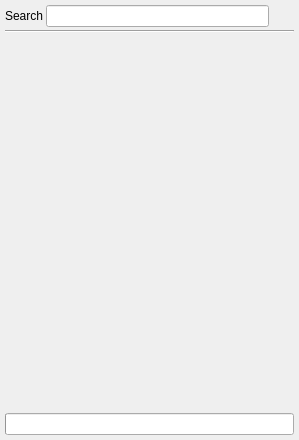
Qt form v2/branches/dev/qCtagsSense/src/qCtagsSenseBrowser.ui (testmana2/mks) before a commit.
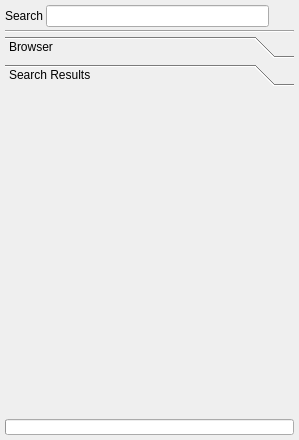
The same form after that commit. The open tabs and pages were chosen to show the change.

Commit message: Add support for class browser search

Diff of the .ui file:
```diff
--- a/v2/branches/dev/qCtagsSense/src/qCtagsSenseBrowser.ui
+++ b/v2/branches/dev/qCtagsSense/src/qCtagsSenseBrowser.ui
@@ -65,7 +65,31 @@
      </property>
     </widget>
    </item>
-   <item row="2" column="0" colspan="2">
+   <item row="2" column="0" colspan="3">
+    <widget class="QToolBox" name="tbPages">
+     <property name="currentIndex">
+      <number>0</number>
+     </property>
+     <widget class="QWidget" name="wFileName">
+      <property name="geometry">
+       <rect>
+        <x>0</x>
+        <y>0</y>
+        <width>279</width>
+        <height>313</height>
+       </rect>
+      </property>
+      <attribute name="label">
+       <string>Browser</string>
+      </attribute>
+      <layout class="QVBoxLayout" name="verticalLayout_2">
+       <property name="spacing">
+        <number>3</number>
+       </property>
+       <property name="margin">
+        <number>0</number>
+       </property>
+       <item>
     <widget class="QTreeView" name="tvMembers">
      <property name="palette">
       <palette>
@@ -121,8 +145,95 @@
      </property>
     </widget>
    </item>
+      </layout>
+     </widget>
+     <widget class="QWidget" name="wSearchResult">
+      <property name="geometry">
+       <rect>
+        <x>0</x>
+        <y>0</y>
+        <width>279</width>
+        <height>313</height>
+       </rect>
+      </property>
+      <attribute name="label">
+       <string>Search Results</string>
+      </attribute>
+      <layout class="QVBoxLayout" name="verticalLayout">
+       <property name="spacing">
+        <number>3</number>
+       </property>
+       <property name="margin">
+        <number>0</number>
+       </property>
+       <item>
+        <widget class="QTreeView" name="tvSearchResult">
+         <property name="palette">
+          <palette>
+           <active>
+            <colorrole role="Base">
+             <brush brushstyle="SolidPattern">
+              <color alpha="0">
+               <red>255</red>
+               <green>255</green>
+               <blue>255</blue>
+              </color>
+             </brush>
+            </colorrole>
+           </active>
+           <inactive>
+            <colorrole role="Base">
+             <brush brushstyle="SolidPattern">
+              <color alpha="0">
+               <red>255</red>
+               <green>255</green>
+               <blue>255</blue>
+              </color>
+             </brush>
+            </colorrole>
+           </inactive>
+           <disabled>
+            <colorrole role="Base">
+             <brush brushstyle="SolidPattern">
+              <color alpha="0">
+               <red>255</red>
+               <green>255</green>
+               <blue>255</blue>
+              </color>
+             </brush>
+            </colorrole>
+           </disabled>
+          </palette>
+         </property>
+         <property name="contextMenuPolicy">
+          <enum>Qt::CustomContextMenu</enum>
+         </property>
+         <property name="frameShape">
+          <enum>QFrame::NoFrame</enum>
+         </property>
+         <property name="frameShadow">
+          <enum>QFrame::Plain</enum>
+         </property>
+         <property name="uniformRowHeights">
+          <bool>true</bool>
+         </property>
+         <property name="headerHidden">
+          <bool>true</bool>
+         </property>
+        </widget>
+       </item>
+      </layout>
+     </widget>
+    </widget>
+   </item>
    <item row="3" column="0" colspan="3">
     <widget class="QProgressBar" name="pbIndexing">
+     <property name="maximumSize">
+      <size>
+       <width>16777215</width>
+       <height>16</height>
+      </size>
+     </property>
      <property name="alignment">
       <set>Qt::AlignCenter</set>
      </property>
```
Lines whose indentation alone changed are shown as unchanged. The commit also changes 7 other files.
